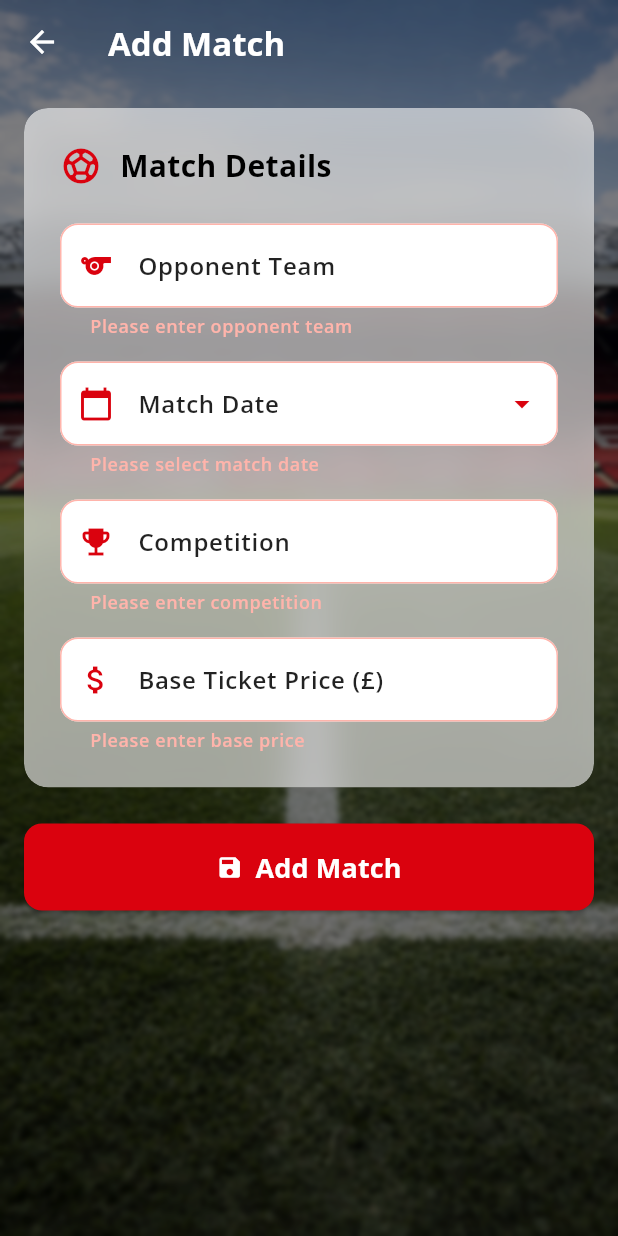
After one commit to krajnovicMihajlo14/TheatrePass, a Flutter app: the AddMatchPage screen opened directly, after a tap on "Add Match", on a phone screen of 412 x 824 dp. The commit adds this screen. Run offline on Flutter 3.47's test engine with Material 3 defaults, Android fonts, the phone set to English and light mode, and no system bars; our stand-ins replace google_fonts, shared_preferences; accounts and stored records are empty.

Commit message:
Deveti commit - Kreiranje strane za dodavanje utakmica

```diff
--- /dev/null
+++ b/lib/add_match_page.dart
@@ -0,0 +1,344 @@
+import 'package:flutter/material.dart';
+import 'dart:ui';
+import 'package:flutter/services.dart';
+
+import 'auth_styles.dart';
+import 'models/match.dart';
+import 'services/matches_service.dart';
+
+class AddMatchPage extends StatefulWidget {
+  const AddMatchPage({super.key});
+
+  @override
+  State<AddMatchPage> createState() => _AddMatchPageState();
+}
+
+class _AddMatchPageState extends State<AddMatchPage> {
+  final _formKey = GlobalKey<FormState>();
+  final _opponentController = TextEditingController();
+  final _dateController = TextEditingController();
+  final _competitionController = TextEditingController();
+  final _priceController = TextEditingController();
+
+  DateTime? _selectedDate;
+
+  Future<void> _selectDate(BuildContext context) async {
+    final DateTime? picked = await showDatePicker(
+      context: context,
+      initialDate: DateTime.now(),
+      firstDate: DateTime(2024),
+      lastDate: DateTime(2030),
+      builder: (context, child) {
+        return Theme(
+          data: Theme.of(context).copyWith(
+            colorScheme: const ColorScheme.light(
+              primary: Color(0xFFDA020E),
+              onPrimary: Colors.white,
+              onSurface: Colors.black,
+            ),
+          ),
+          child: child!,
+        );
+      },
+    );
+    if (picked != null && picked != _selectedDate) {
+      setState(() {
+        _selectedDate = picked;
+        _dateController.text = _formatDate(picked);
+      });
+    }
+  }
+
+  String _formatDate(DateTime date) {
+    final days = ['Sun', 'Mon', 'Tue', 'Wed', 'Thu', 'Fri', 'Sat'];
+    final months = [
+      'Jan', 'Feb', 'Mar', 'Apr', 'May', 'Jun',
+      'Jul', 'Aug', 'Sep', 'Oct', 'Nov', 'Dec'
+    ];
+    return '${days[date.weekday % 7]}, ${date.day} ${months[date.month - 1]} ${date.year}';
+  }
+
+  void _saveMatch() {
+    if (_formKey.currentState!.validate()) {
+      final match = Match(
+        id: DateTime.now().millisecondsSinceEpoch.toString(),
+        homeTeam: 'Manchester United',
+        awayTeam: _opponentController.text.trim(),
+        date: _dateController.text.trim(),
+        competition: _competitionController.text.trim(),
+        basePrice: double.parse(_priceController.text.trim()),
+        opponentLogo: '',
+      );
+
+      MatchesService.instance.addMatch(match);
+      Navigator.pop(context);
+    }
+  }
+
+  @override
+  Widget build(BuildContext context) {
+    return Container(
+      decoration: const BoxDecoration(
+        image: DecorationImage(
+          image: AssetImage('assets/images/oldtraffordpic.png'),
+          fit: BoxFit.cover,
+        ),
+      ),
+      child: BackdropFilter(
+        filter: ImageFilter.blur(
+          sigmaX: AuthStyles.backgroundBlurSigma,
+          sigmaY: AuthStyles.backgroundBlurSigma,
+        ),
+        child: Container(
+          color: Colors.black.withValues(alpha: AuthStyles.backgroundOverlayOpacity),
+          child: Scaffold(
+            backgroundColor: Colors.transparent,
+            appBar: AppBar(
+              backgroundColor: Colors.transparent,
+              elevation: 0,
+              title: const Text('Add Match'),
+            ),
+            body: SafeArea(
+              child: SingleChildScrollView(
+                padding: const EdgeInsets.all(16),
+                child: Form(
+                  key: _formKey,
+                  child: Column(
+                    children: [
+                      // Main panel
+                      ClipRRect(
+                        borderRadius: BorderRadius.circular(AuthStyles.panelBorderRadius),
+                        child: BackdropFilter(
+                          filter: ImageFilter.blur(
+                            sigmaX: AuthStyles.panelBlurSigma,
+                            sigmaY: AuthStyles.panelBlurSigma,
+                          ),
+                          child: Container(
+                            padding: const EdgeInsets.all(24),
+                            decoration: AuthStyles.panelDecoration,
+                            child: Column(
+                              crossAxisAlignment: CrossAxisAlignment.start,
+                              children: [
+                                // Header
+                                const Row(
+                                  children: [
+                                    Icon(
+                                      Icons.sports_soccer,
+                                      color: Color(0xFFDA020E),
+                                      size: 28,
+                                    ),
+                                    SizedBox(width: 12),
+                                    Text(
+                                      'Match Details',
+                                      style: TextStyle(
+                                        fontSize: 20,
+                                        fontWeight: FontWeight.bold,
+                                        color: Colors.black,
+                                      ),
+                                    ),
+                                  ],
+                                ),
+                                const SizedBox(height: 24),
+
+                                // Opponent field
+                                TextFormField(
+                                  controller: _opponentController,
+                                  style: const TextStyle(color: Colors.black),
+                                  decoration: InputDecoration(
+                                    labelText: 'Opponent Team',
+                                    hintText: 'e.g., Liverpool',
+                                    labelStyle: const TextStyle(color: Colors.black87),
+                                    hintStyle: const TextStyle(color: Colors.black54),
+                                    prefixIcon: const Icon(Icons.sports, color: Color(0xFFDA020E)),
+                                    border: OutlineInputBorder(
+                                      borderRadius: BorderRadius.circular(12),
+                                      borderSide: const BorderSide(color: Colors.grey),
+                                    ),
+                                    enabledBorder: OutlineInputBorder(
+                                      borderRadius: BorderRadius.circular(12),
+                                      borderSide: const BorderSide(color: Colors.grey),
+                                    ),
+                                    focusedBorder: OutlineInputBorder(
+                                      borderRadius: BorderRadius.circular(12),
+                                      borderSide: const BorderSide(color: Color(0xFFDA020E), width: 2),
+                                    ),
+                                    fillColor: Colors.white,
+                                    filled: true,
+                                    contentPadding: const EdgeInsets.symmetric(horizontal: 16, vertical: 16),
+                                  ),
+                                  validator: (value) {
+                                    if (value == null || value.trim().isEmpty) {
+                                      return 'Please enter opponent team';
+                                    }
+                                    return null;
+                                  },
+                                ),
+                                const SizedBox(height: 16),
+
+                                // Date field
+                                TextFormField(
+                                  controller: _dateController,
+                                  readOnly: true,
+                                  style: const TextStyle(color: Colors.black),
+                                  decoration: InputDecoration(
+                                    labelText: 'Match Date',
+                                    hintText: 'Select date',
+                                    labelStyle: const TextStyle(color: Colors.black87),
+                                    hintStyle: const TextStyle(color: Colors.black54),
+                                    prefixIcon: const Icon(Icons.calendar_today, color: Color(0xFFDA020E)),
+                                    suffixIcon: IconButton(
+                                      icon: const Icon(Icons.arrow_drop_down, color: Color(0xFFDA020E)),
+                                      onPressed: () => _selectDate(context),
+                                    ),
+                                    border: OutlineInputBorder(
+                                      borderRadius: BorderRadius.circular(12),
+                                      borderSide: const BorderSide(color: Colors.grey),
+                                    ),
+                                    enabledBorder: OutlineInputBorder(
+                                      borderRadius: BorderRadius.circular(12),
+                                      borderSide: const BorderSide(color: Colors.grey),
+                                    ),
+                                    focusedBorder: OutlineInputBorder(
+                                      borderRadius: BorderRadius.circular(12),
+                                      borderSide: const BorderSide(color: Color(0xFFDA020E), width: 2),
+                                    ),
+                                    fillColor: Colors.white,
+                                    filled: true,
+                                    contentPadding: const EdgeInsets.symmetric(horizontal: 16, vertical: 16),
+                                  ),
+                                  validator: (value) {
+                                    if (value == null || value.trim().isEmpty) {
+                                      return 'Please select match date';
+                                    }
+                                    return null;
+                                  },
+                                ),
+                                const SizedBox(height: 16),
+
+                                // Competition field
+                                TextFormField(
+                                  controller: _competitionController,
+                                  style: const TextStyle(color: Colors.black),
+                                  decoration: InputDecoration(
+                                    labelText: 'Competition',
+                                    hintText: 'e.g., Premier League',
+                                    labelStyle: const TextStyle(color: Colors.black87),
+                                    hintStyle: const TextStyle(color: Colors.black54),
+                                    prefixIcon: const Icon(Icons.emoji_events, color: Color(0xFFDA020E)),
+                                    border: OutlineInputBorder(
+                                      borderRadius: BorderRadius.circular(12),
+                                      borderSide: const BorderSide(color: Colors.grey),
+                                    ),
+                                    enabledBorder: OutlineInputBorder(
+                                      borderRadius: BorderRadius.circular(12),
+                                      borderSide: const BorderSide(color: Colors.grey),
+                                    ),
+                                    focusedBorder: OutlineInputBorder(
+                                      borderRadius: BorderRadius.circular(12),
+                                      borderSide: const BorderSide(color: Color(0xFFDA020E), width: 2),
+                                    ),
+                                    fillColor: Colors.white,
+                                    filled: true,
+                                    contentPadding: const EdgeInsets.symmetric(horizontal: 16, vertical: 16),
+                                  ),
+                                  validator: (value) {
+                                    if (value == null || value.trim().isEmpty) {
+                                      return 'Please enter competition';
+                                    }
+                                    return null;
+                                  },
+                                ),
+                                const SizedBox(height: 16),
+
+                                // Base price field
+                                TextFormField(
+                                  controller: _priceController,
+                                  style: const TextStyle(color: Colors.black),
+                                  keyboardType: const TextInputType.numberWithOptions(decimal: true),
+                                  inputFormatters: [
+                                    FilteringTextInputFormatter.allow(RegExp(r'^\d*\.?\d{0,2}')),
+                                  ],
+                                  decoration: InputDecoration(
+                                    labelText: 'Base Ticket Price (£)',
+                                    hintText: 'e.g., 75.00',
+                                    labelStyle: const TextStyle(color: Colors.black87),
+                                    hintStyle: const TextStyle(color: Colors.black54),
+                                    prefixIcon: const Icon(Icons.attach_money, color: Color(0xFFDA020E)),
+                                    prefixText: '£',
+                                    border: OutlineInputBorder(
+                                      borderRadius: BorderRadius.circular(12),
+                                      borderSide: const BorderSide(color: Colors.grey),
+                                    ),
+                                    enabledBorder: OutlineInputBorder(
+                                      borderRadius: BorderRadius.circular(12),
+                                      borderSide: const BorderSide(color: Colors.grey),
+                                    ),
+                                    focusedBorder: OutlineInputBorder(
+                                      borderRadius: BorderRadius.circular(12),
+                                      borderSide: const BorderSide(color: Color(0xFFDA020E), width: 2),
+                                    ),
+                                    fillColor: Colors.white,
+                                    filled: true,
+                                    contentPadding: const EdgeInsets.symmetric(horizontal: 16, vertical: 16),
+                                  ),
+                                  validator: (value) {
+                                    if (value == null || value.trim().isEmpty) {
+                                      return 'Please enter base price';
+                                    }
+                                    final price = double.tryParse(value.trim());
+                                    if (price == null || price <= 0) {
+                                      return 'Please enter a valid price';
+                                    }
+                                    return null;
+                                  },
+                                ),
+                              ],
+                            ),
+                          ),
+                        ),
+                      ),
+                      const SizedBox(height: 24),
+
+                      // Save button
+                      SizedBox(
+                        width: double.infinity,
+                        child: ElevatedButton.icon(
+                          onPressed: _saveMatch,
+                          style: ElevatedButton.styleFrom(
+                            backgroundColor: const Color(0xFFDA020E),
+                            foregroundColor: Colors.white,
+                            padding: const EdgeInsets.symmetric(vertical: 16),
+                            shape: RoundedRectangleBorder(
+                              borderRadius: BorderRadius.circular(12),
+                            ),
+                          ),
+                          icon: const Icon(Icons.save),
+                          label: const Text(
+                            'Add Match',
+                            style: TextStyle(
+                              fontSize: 18,
+                              fontWeight: FontWeight.bold,
+                            ),
+                          ),
+                        ),
+                      ),
+                    ],
+                  ),
+                ),
+              ),
+            ),
+          ),
+        ),
+      ),
+    );
+  }
+
+  @override
+  void dispose() {
+    _opponentController.dispose();
+    _dateController.dispose();
+    _competitionController.dispose();
+    _priceController.dispose();
+    super.dispose();
+  }
+}
--- a/lib/admin_page.dart
+++ b/lib/admin_page.dart
@@ -4,6 +4,7 @@ import 'dart:ui';
 import 'auth_styles.dart';
 import '../services/matches_service.dart';
 import '../models/match.dart';
+import 'add_match_page.dart';
 
 class AdminPage extends StatefulWidget {
   const AdminPage({super.key});
@@ -97,7 +98,14 @@ class _AdminPageState extends State<AdminPage> {
                             ),
                             // Add Match Button
                             ElevatedButton.icon(
-                              onPressed: null, // TODO: Navigate to Add Match page
+                              onPressed: () {
+                                Navigator.push(
+                                  context,
+                                  MaterialPageRoute(
+                                    builder: (context) => const AddMatchPage(),
+                                  ),
+                                );
+                              },
                               style: ElevatedButton.styleFrom(
                                 backgroundColor: const Color(0xFFDA020E),
                                 foregroundColor: Colors.white,
@@ -224,7 +232,16 @@ class _AdminPageState extends State<AdminPage> {
                                     color: Colors.black,
                                   ),
                                 ),
-                          const SizedBox(height: 4),
+                                const SizedBox(height: 2),
+                                Text(
+                                  match.competition,
+                                  style: const TextStyle(
+                                    fontSize: 12,
+                                    color: Color(0xFFDA020E),
+                                    fontWeight: FontWeight.w600,
+                                  ),
+                                ),
+                                const SizedBox(height: 2),
                                 Text(
                                   match.date,
                                   style: const TextStyle(
--- a/lib/models/match.dart
+++ b/lib/models/match.dart
@@ -3,6 +3,7 @@ class Match {
   final String homeTeam;
   final String awayTeam;
   final String date;
+  final String competition;
   final String? opponentLogo;
   final double basePrice;
 
@@ -11,6 +12,7 @@ class Match {
     required this.homeTeam,
     required this.awayTeam,
     required this.date,
+    required this.competition,
     this.opponentLogo,
     required this.basePrice,
   });
--- a/lib/services/matches_service.dart
+++ b/lib/services/matches_service.dart
@@ -15,6 +15,7 @@ class MatchesService extends ChangeNotifier {
       homeTeam: 'Manchester United',
       awayTeam: 'Liverpool',
       date: 'Sat, 15 Feb 2025',
+      competition: 'Premier League',
       opponentLogo: 'assets/images/liverpool-logo.png',
       basePrice: 75.0,
     ),
@@ -23,6 +24,7 @@ class MatchesService extends ChangeNotifier {
       homeTeam: 'Manchester United',
       awayTeam: 'Chelsea',
       date: 'Sat, 22 Feb 2025',
+      competition: 'Premier League',
       opponentLogo: 'assets/images/chelsea-logo.png',
       basePrice: 70.0,
     ),
```
Lines whose indentation alone changed are shown as unchanged.
